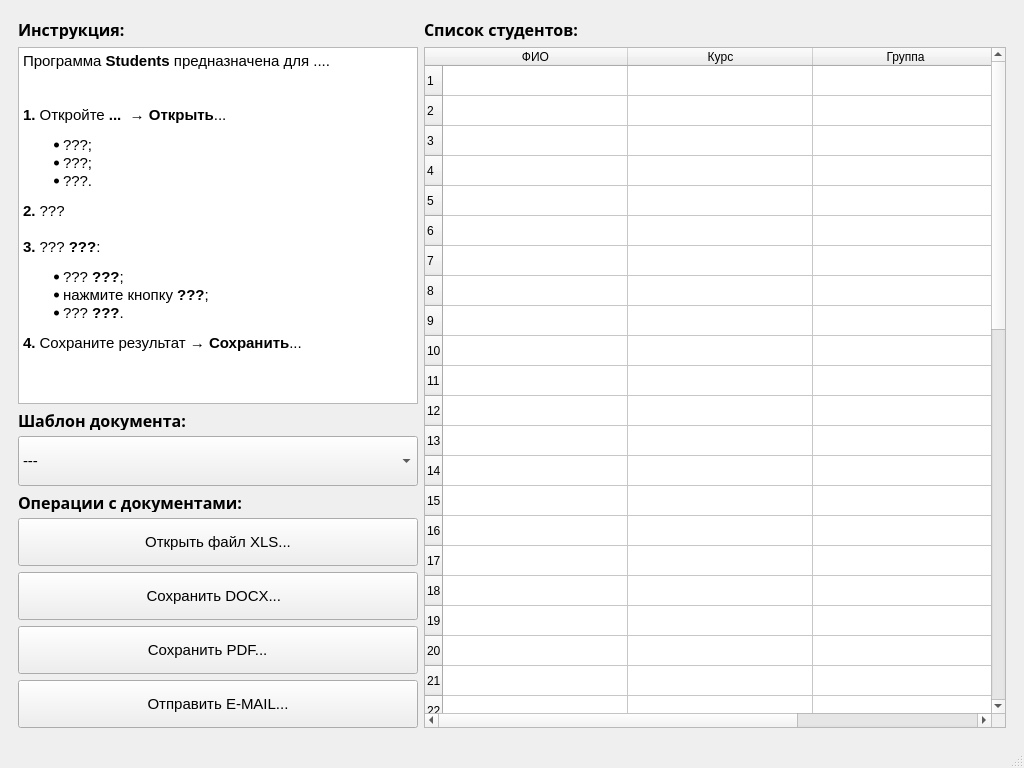
Old version of the form students.ui in the repository motor1n/students.
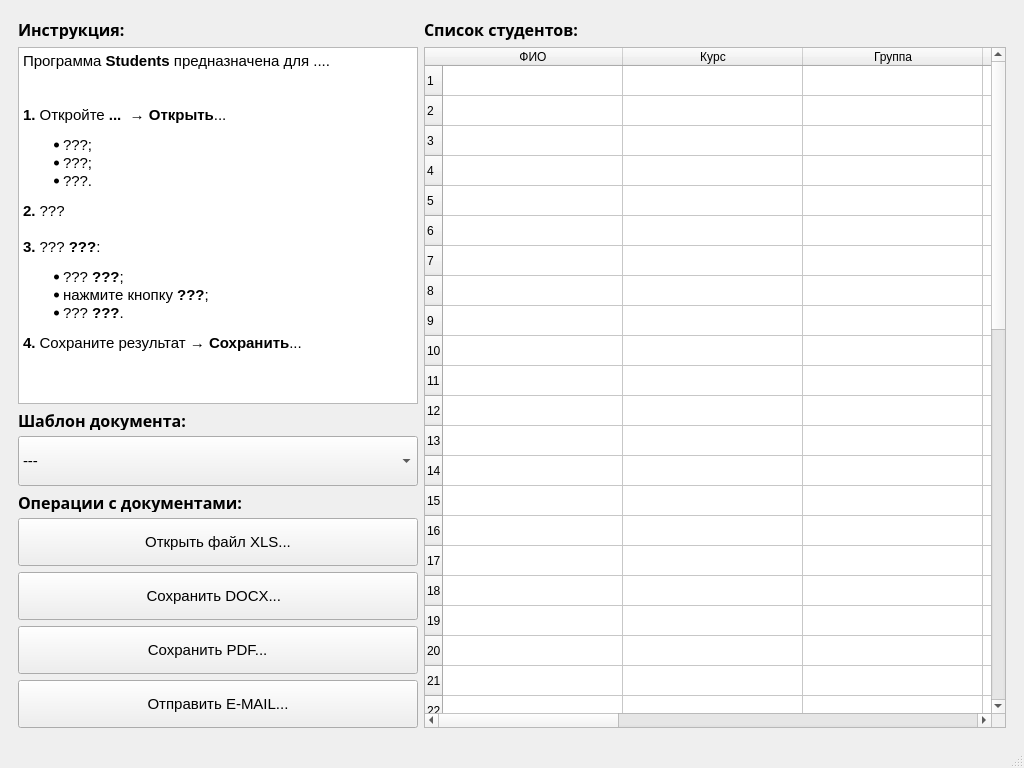
New version of the form. Icons and pictures are not drawn.

Commit message: Дополнительные столбцы на форме в списке студентов

```diff
--- a/students.ui
+++ b/students.ui
@@ -369,10 +369,10 @@
           <bool>false</bool>
          </property>
          <attribute name="horizontalHeaderMinimumSectionSize">
-          <number>180</number>
+          <number>30</number>
          </attribute>
          <attribute name="horizontalHeaderDefaultSectionSize">
-          <number>185</number>
+          <number>180</number>
          </attribute>
          <attribute name="verticalHeaderMinimumSectionSize">
           <number>30</number>
@@ -642,6 +642,36 @@
            <string>Группа</string>
           </property>
          </column>
+         <column>
+          <property name="text">
+           <string>Форма обучения</string>
+          </property>
+         </column>
+         <column>
+          <property name="text">
+           <string>Телефон</string>
+          </property>
+         </column>
+         <column>
+          <property name="text">
+           <string>e-mail</string>
+          </property>
+         </column>
+         <column>
+          <property name="text">
+           <string>Часы</string>
+          </property>
+         </column>
+         <column>
+          <property name="text">
+           <string>Начало</string>
+          </property>
+         </column>
+         <column>
+          <property name="text">
+           <string>Конец</string>
+          </property>
+         </column>
         </widget>
        </item>
       </layout>
```
The commit also changes 2 other files.
